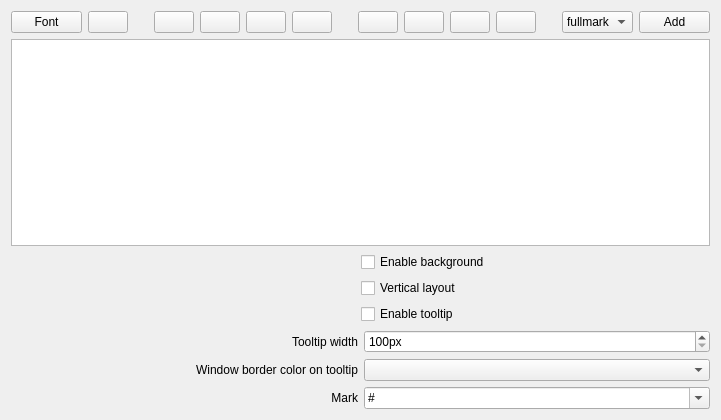
Above: sources/desktop-panel/widget.ui from arcan1s/awesome-widgets before the change. Below: the same form after it.
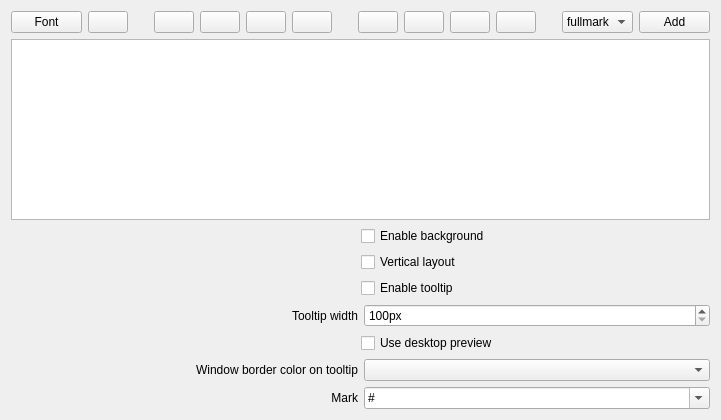
That is the form after the change. Icons and pictures are not drawn. Custom widgets are drawn as their Qt base class.

Commit message: add graphical settings

```diff
--- a/sources/desktop-panel/widget.ui
+++ b/sources/desktop-panel/widget.ui
@@ -20,7 +20,7 @@
    <string notr="true">Widget</string>
   </property>
   <layout class="QGridLayout" name="gridLayout">
-   <item row="9" column="0">
+   <item row="10" column="0">
     <layout class="QHBoxLayout" name="layout_mark">
      <item>
       <widget class="QLabel" name="label_mark">
@@ -336,7 +336,7 @@
      </item>
     </layout>
    </item>
-   <item row="6" column="0">
+   <item row="7" column="0">
     <layout class="QHBoxLayout" name="layout_tooltipColor">
      <item>
       <widget class="QLabel" name="label_tooltipColor">
@@ -443,6 +443,36 @@
      </item>
     </layout>
    </item>
+   <item row="6" column="0">
+    <layout class="QHBoxLayout" name="layout_desktopPreview">
+     <item>
+      <spacer name="spacer_desktopPreview">
+       <property name="orientation">
+        <enum>Qt::Horizontal</enum>
+       </property>
+       <property name="sizeHint" stdset="0">
+        <size>
+         <width>40</width>
+         <height>20</height>
+        </size>
+       </property>
+      </spacer>
+     </item>
+     <item>
+      <widget class="QCheckBox" name="checkBox_desktopPreview">
+       <property name="sizePolicy">
+        <sizepolicy hsizetype="Expanding" vsizetype="Fixed">
+         <horstretch>0</horstretch>
+         <verstretch>0</verstretch>
+        </sizepolicy>
+       </property>
+       <property name="text">
+        <string>Use desktop preview</string>
+       </property>
+      </widget>
+     </item>
+    </layout>
+   </item>
   </layout>
  </widget>
  <customwidgets>
```
The commit also changes 1 other file.
